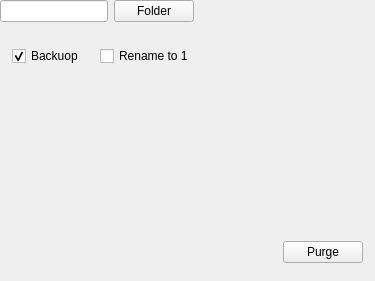
The window that src/mainGUI.ui (cakeller98/creo-file-utils) describes before a commit, drawn with Qt 5.
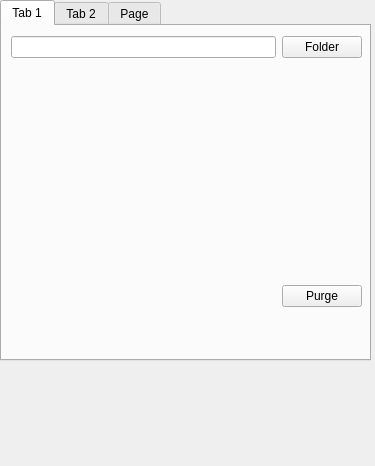
The same window after the commit.

Patch:
```diff
--- a/src/mainGUI.ui
+++ b/src/mainGUI.ui
@@ -7,7 +7,7 @@
     <x>0</x>
     <y>0</y>
     <width>375</width>
-    <height>281</height>
+    <height>466</height>
    </rect>
   </property>
   <property name="minimumSize">
@@ -25,113 +25,129 @@
   <property name="windowTitle">
    <string>Purge Creo Files</string>
   </property>
-  <widget class="QWidget" name="">
+  <widget class="QTabWidget" name="tabWidget">
    <property name="geometry">
     <rect>
-     <x>12</x>
-     <y>45</y>
-     <width>217</width>
-     <height>22</height>
+     <x>0</x>
+     <y>0</y>
+     <width>371</width>
+     <height>361</height>
     </rect>
    </property>
-   <layout class="QHBoxLayout" name="horizontalLayout_2">
-    <item>
-     <widget class="QCheckBox" name="cb_backup">
-      <property name="text">
-       <string>Backuop</string>
-      </property>
-      <property name="checked">
-       <bool>true</bool>
-      </property>
-     </widget>
-    </item>
-    <item>
-     <spacer name="horizontalSpacer">
-      <property name="orientation">
-       <enum>Qt::Horizontal</enum>
-      </property>
-      <property name="sizeType">
-       <enum>QSizePolicy::Fixed</enum>
-      </property>
-      <property name="sizeHint" stdset="0">
-       <size>
-        <width>10</width>
-        <height>20</height>
-       </size>
-      </property>
-     </spacer>
-    </item>
-    <item>
-     <widget class="QCheckBox" name="checkBox">
-      <property name="text">
-       <string>Rename to 1</string>
-      </property>
-     </widget>
-    </item>
-    <item>
-     <spacer name="horizontalSpacer_3">
-      <property name="orientation">
-       <enum>Qt::Horizontal</enum>
-      </property>
-      <property name="sizeHint" stdset="0">
-       <size>
-        <width>40</width>
-        <height>20</height>
-       </size>
-      </property>
-     </spacer>
-    </item>
-   </layout>
-  </widget>
-  <widget class="QWidget" name="">
-   <property name="geometry">
-    <rect>
-     <x>240</x>
-     <y>240</y>
-     <width>123</width>
-     <height>25</height>
-    </rect>
+   <property name="currentIndex">
+    <number>0</number>
    </property>
-   <layout class="QHBoxLayout" name="horizontalLayout_3">
-    <item>
-     <spacer name="horizontalSpacer_2">
-      <property name="orientation">
-       <enum>Qt::Horizontal</enum>
-      </property>
-      <property name="sizeHint" stdset="0">
-       <size>
-        <width>40</width>
-        <height>20</height>
-       </size>
-      </property>
-     </spacer>
-    </item>
-    <item>
-     <widget class="QPushButton" name="btn_purge">
-      <property name="text">
-       <string>Purge</string>
-      </property>
-     </widget>
-    </item>
-   </layout>
-  </widget>
-  <widget class="QWidget" name="">
-   <layout class="QHBoxLayout" name="horizontalLayout">
-    <item>
-     <widget class="QLineEdit" name="edt_folder">
-      <property name="dragEnabled">
-       <bool>false</bool>
-      </property>
-     </widget>
-    </item>
-    <item>
-     <widget class="QPushButton" name="btn_folder">
-      <property name="text">
-       <string>Folder</string>
-      </property>
-     </widget>
-    </item>
-   </layout>
+   <widget class="QWidget" name="tab">
+    <attribute name="title">
+     <string>Tab 1</string>
+    </attribute>
+    <widget class="QWidget" name="layoutWidget">
+     <property name="geometry">
+      <rect>
+       <x>9</x>
+       <y>10</y>
+       <width>351</width>
+       <height>271</height>
+      </rect>
+     </property>
+     <layout class="QVBoxLayout" name="verticalLayout">
+      <item>
+       <layout class="QHBoxLayout" name="horizontalLayout_3">
+        <item>
+         <widget class="QLineEdit" name="edt_folder">
+          <property name="dragEnabled">
+           <bool>false</bool>
+          </property>
+         </widget>
+        </item>
+        <item>
+         <widget class="QPushButton" name="btn_folder">
+          <property name="text">
+           <string>Folder</string>
+          </property>
+         </widget>
+        </item>
+       </layout>
+      </item>
+      <item>
+       <spacer name="verticalSpacer">
+        <property name="orientation">
+         <enum>Qt::Vertical</enum>
+        </property>
+        <property name="sizeHint" stdset="0">
+         <size>
+          <width>20</width>
+          <height>40</height>
+         </size>
+        </property>
+       </spacer>
+      </item>
+      <item>
+       <layout class="QHBoxLayout" name="horizontalLayout">
+        <item>
+         <spacer name="horizontalSpacer_2">
+          <property name="orientation">
+           <enum>Qt::Horizontal</enum>
+          </property>
+          <property name="sizeHint" stdset="0">
+           <size>
+            <width>40</width>
+            <height>20</height>
+           </size>
+          </property>
+         </spacer>
+        </item>
+        <item>
+         <widget class="QPushButton" name="btn_purge">
+          <property name="text">
+           <string>Purge</string>
+          </property>
+         </widget>
+        </item>
+       </layout>
+      </item>
+     </layout>
+    </widget>
+   </widget>
+   <widget class="QWidget" name="tab_2">
+    <attribute name="title">
+     <string>Tab 2</string>
+    </attribute>
+   </widget>
+   <widget class="QWidget" name="tab_3">
+    <attribute name="title">
+     <string>Page</string>
+    </attribute>
+    <widget class="QCheckBox" name="cb_backup">
+     <property name="geometry">
+      <rect>
+       <x>11</x>
+       <y>12</y>
+       <width>63</width>
+       <height>17</height>
+      </rect>
+     </property>
+     <property name="text">
+      <string>Backuop</string>
+     </property>
+     <property name="checked">
+      <bool>true</bool>
+     </property>
+    </widget>
+    <widget class="QCheckBox" name="checkBox">
+     <property name="geometry">
+      <rect>
+       <x>96</x>
+       <y>12</y>
+       <width>84</width>
+       <height>17</height>
+      </rect>
+     </property>
+     <property name="text">
+      <string>Rename to 1</string>
+     </property>
+    </widget>
+   </widget>
   </widget>
  </widget>
  <resources/>
```
